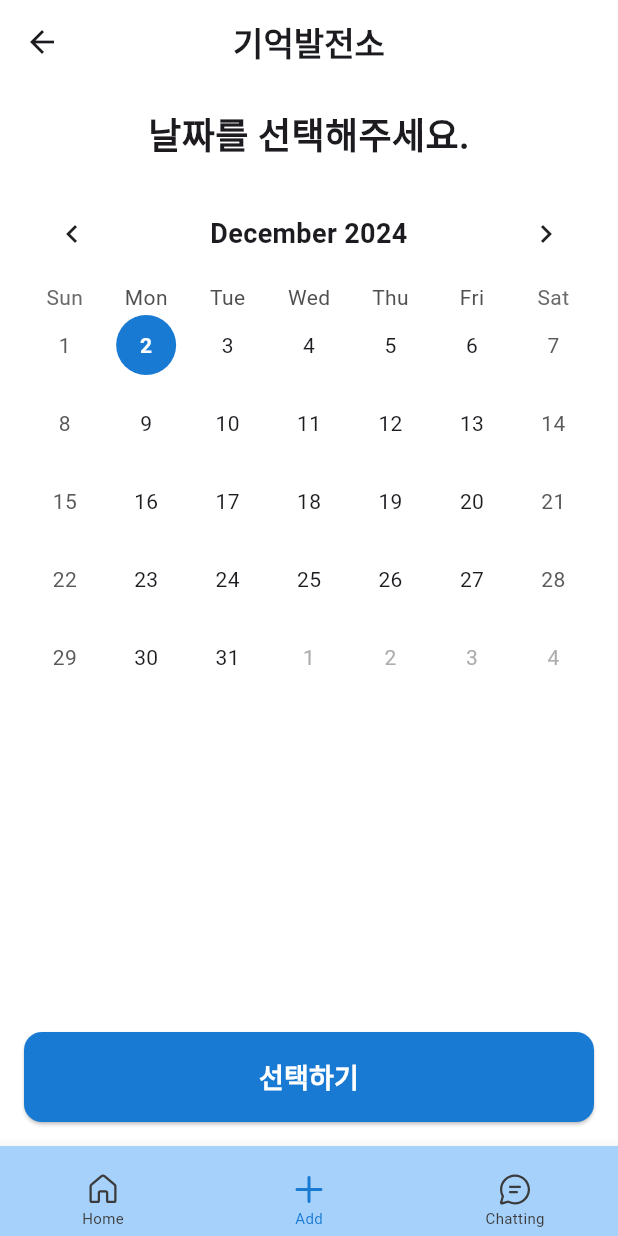
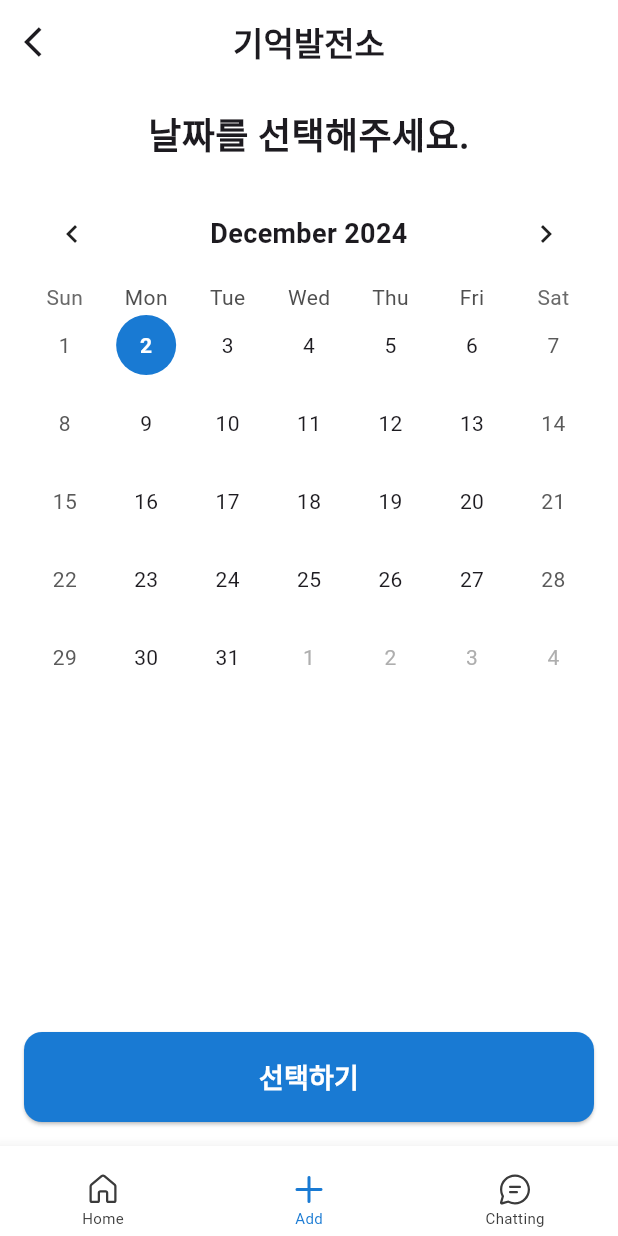
Before and after one commit to minwooPark22/memory_plant, a Flutter app: the BottomNavPage screen opened by its route, item 2 of the bottom bar chosen, on a phone screen of 412 x 824 dp. Run offline on Flutter 3.47's test engine with Material 3 defaults, Android fonts, the phone set to English and light mode, and no system bars; drawn by our look-alikes of table_calendar; our stand-ins replace animated_text_kit, fluentui_icons, flutter_swipe_action_cell, material_design_icons_flutter, shared_preferences; accounts and stored records are empty.

Commit message:
color yum

```diff
--- a/lib/screens/add_page.dart
+++ b/lib/screens/add_page.dart
@@ -38,7 +38,7 @@ class _AddPageState extends State<AddPage> {
         ),
         centerTitle: true,
         leading: IconButton(
-          icon: const Icon(Icons.arrow_back),
+          icon: const Icon(Icons.arrow_back_ios),
           onPressed: () {
             context.read<NavigationProvider>().updateIndex(0); // HomePage 인덱스
           },
--- a/lib/screens/bottom_nav_page.dart
+++ b/lib/screens/bottom_nav_page.dart
@@ -57,7 +57,7 @@ class _BottomNavPageState extends State<BottomNavPage> {
             ),
       body: appScreens[currentIndex],
       bottomNavigationBar: BottomNavigationBar(
-        backgroundColor: AppStyles.primaryColor,
+        backgroundColor: Colors.white,
         currentIndex: currentIndex,
         onTap: _onItemTapped,
         selectedItemColor: AppStyles.maindeepblue,
--- a/lib/screens/chattingbot.dart
+++ b/lib/screens/chattingbot.dart
@@ -19,9 +19,9 @@ class Chatbot extends StatelessWidget {
         return Scaffold(
           backgroundColor: Colors.white,
           appBar: AppBar(
-            backgroundColor: AppStyles.primaryColor,
+            backgroundColor: AppStyles.maindeepblue,
             leading: IconButton(
-              icon: const Icon(Icons.arrow_back),
+              icon: const Icon(Icons.arrow_back_ios,color: Colors.white,),
               onPressed: () {
                 context.read<NavigationProvider>().updateIndex(0); // HomePage 인덱스
               },
@@ -218,7 +218,7 @@ class Chatbot extends StatelessWidget {
             ),
           ),
           IconButton(
-            icon: const Icon(Icons.send),
+            icon: Icon(Icons.send,color: AppStyles.maindeepblue,),
             onPressed: () => chatProvider.sendMessage(context),
           ),
         ],
```
